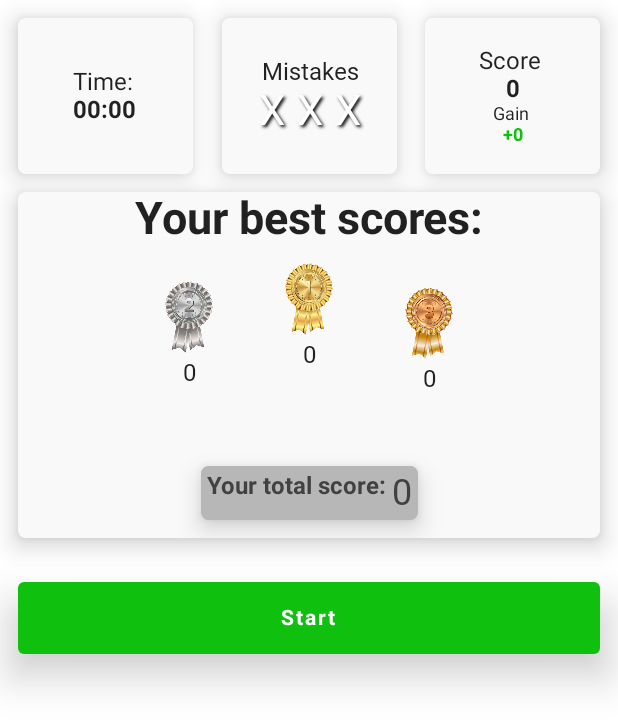
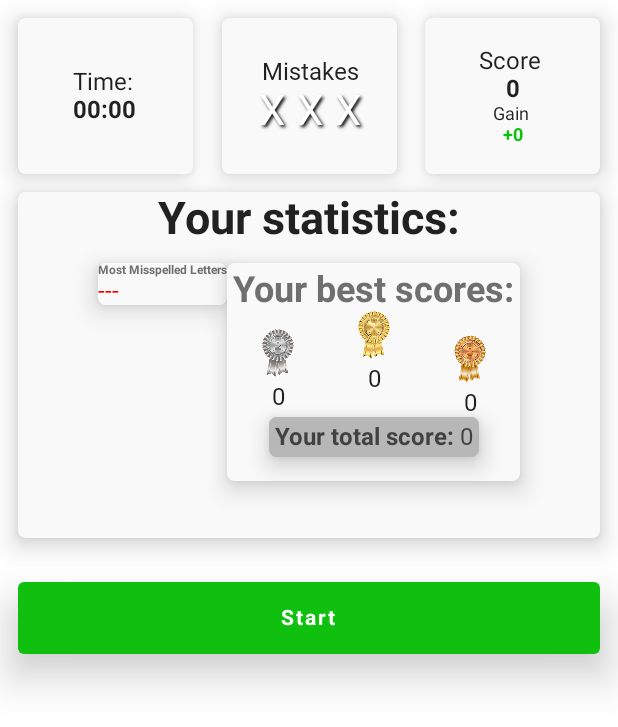
Before and after one commit to altaysoprano/TypingPracticeGame, an Android app built with Jetpack Compose: the screen it shows after launch (MainActivity), on a phone screen of 412 x 824 dp. Shown: the top 727 px of the screen. Run offline under Robolectric (Android 15) with nearby library versions, the phone set to English and light mode, and no system bars; our stand-ins replace Dagger/Hilt's generated code, Room's generated code; Roboto replaces fonts that are not available here.

Commit message:
Most Misspelled Letters added

```diff
--- a/app/src/main/java/com/example/typingpractice/MainScreen.kt
+++ b/app/src/main/java/com/example/typingpractice/MainScreen.kt
@@ -76,7 +76,7 @@ fun MainScreen(
                         viewModel.onStart()
                     },
                     modifier = Modifier
-                        .fillMaxWidth(),
+                        .fillMaxWidth().padding(vertical = 12.dp),
                     colors = ButtonDefaults.buttonColors(
                         backgroundColor = Color(0XFF0FC00F),
                         contentColor = Color.White
@@ -149,8 +149,8 @@ fun MainScreen(
                             kc?.show()
                             viewModel.onResume()
                         },
-                        modifier = Modifier.fillMaxWidth()
-                    ) {
+                        modifier = Modifier.fillMaxWidth(),
+                        ) {
                         Text(
                             text = "Resume",
                             modifier = Modifier.padding(vertical = 8.dp),
@@ -224,6 +224,7 @@ fun MainScreen(
                             viewModel.decreaseScore(3)
                             letterGroup[charachterCount].isTrue = Check.FALSE
                             if (letterGroup.count { it.isTrue == Check.FALSE } > 3) {
+                                letterGroup.forEach { if(it.isTrue == Check.FALSE) viewModel.addLetter(it.text) }
                                 focusRequester.requestFocus()
                                 kc?.hide()
                                 viewModel.onFinish()
@@ -235,9 +236,6 @@ fun MainScreen(
                 keyboardOptions = KeyboardOptions(
                     imeAction = ImeAction.Done
                 ),
-                keyboardActions = KeyboardActions(
-                    onDone = { }
-                )
             )
         }
         Column(
@@ -289,7 +287,8 @@ fun MainScreen(
                         .padding(top = 12.dp),
                     backgroundColor = MaterialTheme.colors.onBackground,
                     bestScores = bestScores.value.allScores,
-                    totalScore = bestScores.value.totalScore
+                    totalScore = bestScores.value.totalScore,
+                    letters = letters.value.allLetters
                 )
             }
         }
--- a/app/src/main/java/com/example/typingpractice/data/GetLetters.kt
+++ b/app/src/main/java/com/example/typingpractice/data/GetLetters.kt
@@ -5,6 +5,15 @@ class GetLetters(
 ) {
 
     suspend operator fun invoke(): List<Letter> {
+        if(repository.getLetters().isEmpty()) {
+            return listOf(Letter("-", 0), Letter("-", 0), Letter("-", 0))
+        }
+        if(repository.getLetters().size == 1) {
+            return repository.getLetters() + listOf(Letter("-", 0), Letter("-", 0))
+        }
+        if(repository.getLetters().size == 2) {
+            return repository.getLetters() + listOf(Letter("-", 0))
+        }
         return repository.getLetters()
     }
 }
--- a/app/src/main/java/com/example/typingpractice/data/LetterDao.kt
+++ b/app/src/main/java/com/example/typingpractice/data/LetterDao.kt
@@ -9,6 +9,6 @@ interface LetterDao {
     @Query("INSERT OR REPLACE INTO letter_table(letter, letterScore) VALUES (:letter, COALESCE((SELECT letterScore + 1 FROM letter_table WHERE letter=:letter), 0))")
     suspend fun insertLetter(letter: String)
 
-    @Query("SELECT * FROM letter_table ORDER BY letterScore DESC")
+    @Query("SELECT * FROM letter_table ORDER BY letterScore DESC LIMIT 3")
     suspend fun getLetters(): List<Letter>
 }
--- a/app/src/main/java/com/example/typingpractice/ui/BestScoresCard.kt
+++ b/app/src/main/java/com/example/typingpractice/ui/BestScoresCard.kt
@@ -19,12 +19,14 @@ import androidx.compose.ui.text.font.FontWeight.Companion.Bold
 import androidx.compose.ui.text.style.TextAlign
 import androidx.compose.ui.unit.dp
 import androidx.compose.ui.unit.sp
+import com.example.typingpractice.data.Letter
 import com.example.typingpractice.data.Score
 
 @Composable
 fun BestScoresCard(
     modifier: Modifier,
     backgroundColor: Color,
+    letters: List<Letter>,
     bestScores: List<Score>,
     totalScore: Int
 ) {
@@ -38,23 +40,37 @@ fun BestScoresCard(
             modifier = Modifier.fillMaxSize(),
             horizontalAlignment = Alignment.CenterHorizontally
         ) {
-            Text("Your best scores:", fontSize = 30.sp, fontWeight = Bold)
+            Text("Your statistics:", fontSize = 30.sp, fontWeight = Bold)
             Row(
                 modifier = Modifier
                     .padding(12.dp),
-                horizontalArrangement = Arrangement.Center,
-                verticalAlignment = Alignment.CenterVertically
+                horizontalArrangement = Arrangement.Center
+            ) {
+                LettersCard(backgroundColor = backgroundColor, letters = letters)
+                Card(
+                    shape = RoundedCornerShape(5.dp),
+                    elevation = 10.dp,
+                    backgroundColor = backgroundColor
                 ) {
                     Column(
                         modifier = Modifier
-                        .fillMaxHeight()
+                            .padding(4.dp),
+                        horizontalAlignment = Alignment.CenterHorizontally
+                    ) {
+                        Text(
+                            "Your best scores:", fontSize = 24.sp,
+                            fontWeight = Bold, color = MaterialTheme.colors.surface
+                        )
+                        Row {
+                            Column(
+                                modifier = Modifier
                                     .padding(top = 12.dp),
                                 horizontalAlignment = Alignment.CenterHorizontally
                             ) {
                                 Image(
                                     painter = painterResource(id = R.drawable.silver_medal),
                                     contentDescription = "Silver Medal",
-                        modifier = Modifier.size(48.dp)
+                                    modifier = Modifier.size(32.dp)
                                 )
                                 Spacer(modifier = Modifier.height(4.dp))
                                 Text(
@@ -65,15 +81,14 @@ fun BestScoresCard(
                             }
                             Spacer(modifier = Modifier.width(32.dp))
                             Column(
-                    modifier = Modifier
-                        .fillMaxHeight(),
+                                modifier = Modifier,
                                 horizontalAlignment = Alignment.CenterHorizontally
 
                             ) {
                                 Image(
                                     painter = painterResource(id = R.drawable.gold_medal),
                                     contentDescription = "Gold Medal",
-                        modifier = Modifier.size(48.dp)
+                                    modifier = Modifier.size(32.dp)
                                 )
                                 Spacer(modifier = Modifier.height(4.dp))
                                 Text(
@@ -85,14 +100,13 @@ fun BestScoresCard(
                             Spacer(modifier = Modifier.width(32.dp))
                             Column(
                                 modifier = Modifier
-                        .fillMaxHeight()
                                     .padding(top = 16.dp),
                                 horizontalAlignment = Alignment.CenterHorizontally
                             ) {
                                 Image(
                                     painter = painterResource(id = R.drawable.bronze_medal),
                                     contentDescription = "Bronze Medal",
-                        modifier = Modifier.size(48.dp)
+                                    modifier = Modifier.size(32.dp)
                                 )
                                 Spacer(modifier = Modifier.height(4.dp))
                                 Text(
@@ -101,14 +115,8 @@ fun BestScoresCard(
                                     fontSize = 16.sp
                                 )
                             }
-                Spacer(modifier = Modifier.height(20.dp))
-            }
-            Card() {
-                Text("Your total score: $totalScore")
-            }
                         }
                         Row(
-            verticalAlignment = Bottom,
                             horizontalArrangement = Arrangement.Center,
                             modifier = Modifier.padding(bottom = 12.dp)
                         ) {
@@ -125,10 +133,15 @@ fun BestScoresCard(
                                     Text(
                                         text = "$totalScore",
                                         style = MaterialTheme.typography.h1,
-                        fontSize = 24.sp
+                                        fontSize = 16.sp
                                     )
                                 }
                             }
                         }
                     }
+
                 }
+            }
+        }
+    }
+}
--- a/app/src/main/java/com/example/typingpractice/ui/LetterState.kt
+++ b/app/src/main/java/com/example/typingpractice/ui/LetterState.kt
@@ -3,7 +3,7 @@ package com.example.typingpractice.ui
 import com.example.typingpractice.data.Letter
 
 data class LetterState(
-    val allLetters: List<com.example.typingpractice.data.Letter> = listOf(
+    val allLetters: List<Letter> = listOf(
         Letter("-", 0), Letter("-", 0), Letter("-", 0)
     )
 )
--- /dev/null
+++ b/app/src/main/java/com/example/typingpractice/ui/LettersCard.kt
@@ -0,0 +1,55 @@
+package com.example.typingpractice.ui
+
+import androidx.compose.foundation.layout.Column
+import androidx.compose.foundation.layout.Row
+import androidx.compose.foundation.shape.RoundedCornerShape
+import androidx.compose.material.Card
+import androidx.compose.material.MaterialTheme
+import androidx.compose.material.Text
+import androidx.compose.runtime.Composable
+import androidx.compose.ui.graphics.Color
+import androidx.compose.ui.text.font.FontWeight
+import androidx.compose.ui.unit.dp
+import androidx.compose.ui.unit.sp
+import com.example.typingpractice.data.Letter
+
+@Composable
+fun LettersCard(
+    letters: List<Letter>,
+    backgroundColor: Color
+) {
+    Card(
+        shape = RoundedCornerShape(5.dp),
+        elevation = 10.dp,
+        backgroundColor = backgroundColor
+    ) {
+        Column() {
+            Text(
+                text = "Most Misspelled Letters", fontSize = 8.sp,
+                fontWeight = FontWeight.Bold, color = MaterialTheme.colors.surface
+            )
+            Row() {
+                Text(
+                    text = letters[0].letter,
+                    style = MaterialTheme.typography.h1,
+                    fontSize = 16.sp,
+                    color = Color.Red
+                )
+                Text(
+                    text = letters[1].letter,
+                    style = MaterialTheme.typography.h1,
+                    fontSize = 16.sp,
+                    color = Color.Red
+                )
+                Text(
+                    text = letters[2].letter,
+                    style = MaterialTheme.typography.h1,
+                    fontSize = 16.sp,
+                    color = Color.Red
+                )
+
+            }
+        }
+
+    }
+}
--- a/app/src/main/java/com/example/typingpractice/ui/MainScreenViewModel.kt
+++ b/app/src/main/java/com/example/typingpractice/ui/MainScreenViewModel.kt
@@ -75,6 +75,7 @@ class MainScreenViewModel @Inject constructor(
         _score.value = 0
         extraPoints = 0
         getAllScores()
+        getAllLetters()
         resetTime()
         _letterGroup.clear()
     }
@@ -99,7 +100,7 @@ class MainScreenViewModel @Inject constructor(
         timerJob = viewModelScope.launch { startTimer() }
     }
 
-    private fun addLetter(letter: String) {
+    fun addLetter(letter: String) {
         viewModelScope.launch {
             insertLetter(letter)
         }
@@ -107,10 +108,8 @@ class MainScreenViewModel @Inject constructor(
 
     private fun getAllLetters() {
         viewModelScope.launch {
-            addLetter("m")
-            addLetter("m")
             val allLetters = getLetters()
-            allLetters.forEach { Log.d("Mesaj: ", it.toString()) }
+            allLetters.forEach { Log.d("Mesaj: ", it.letter) }
             _allLetters.value = _allLetters.value.copy(
                 allLetters = allLetters
             )
```
Lines whose indentation alone changed are shown as unchanged.
